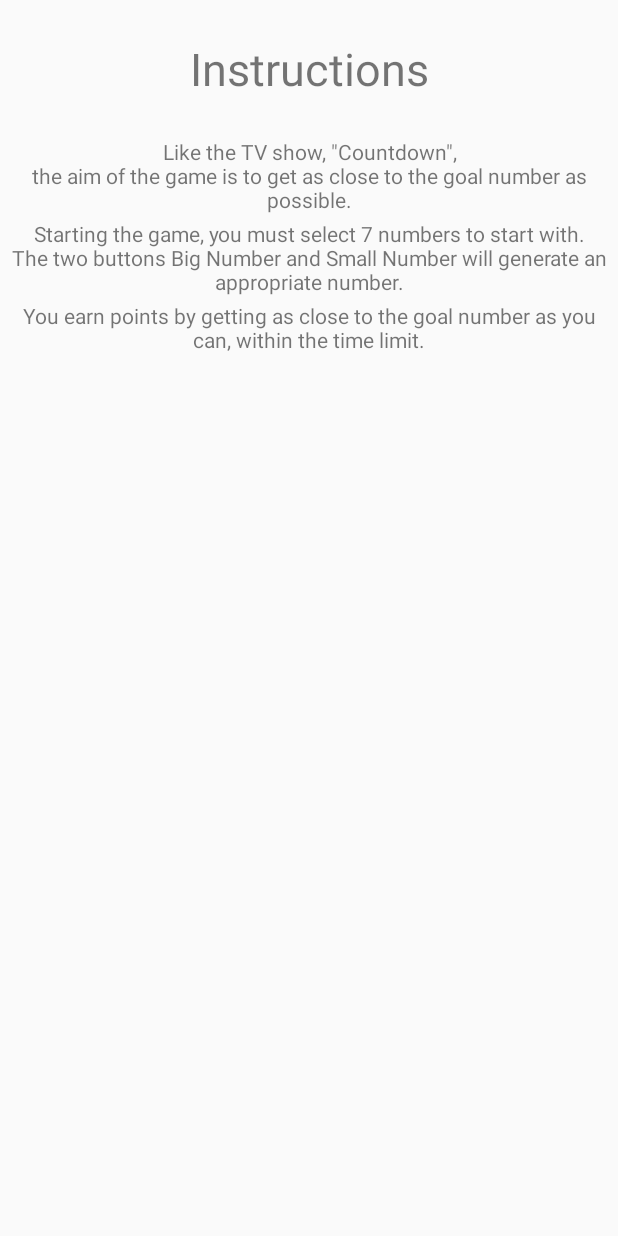
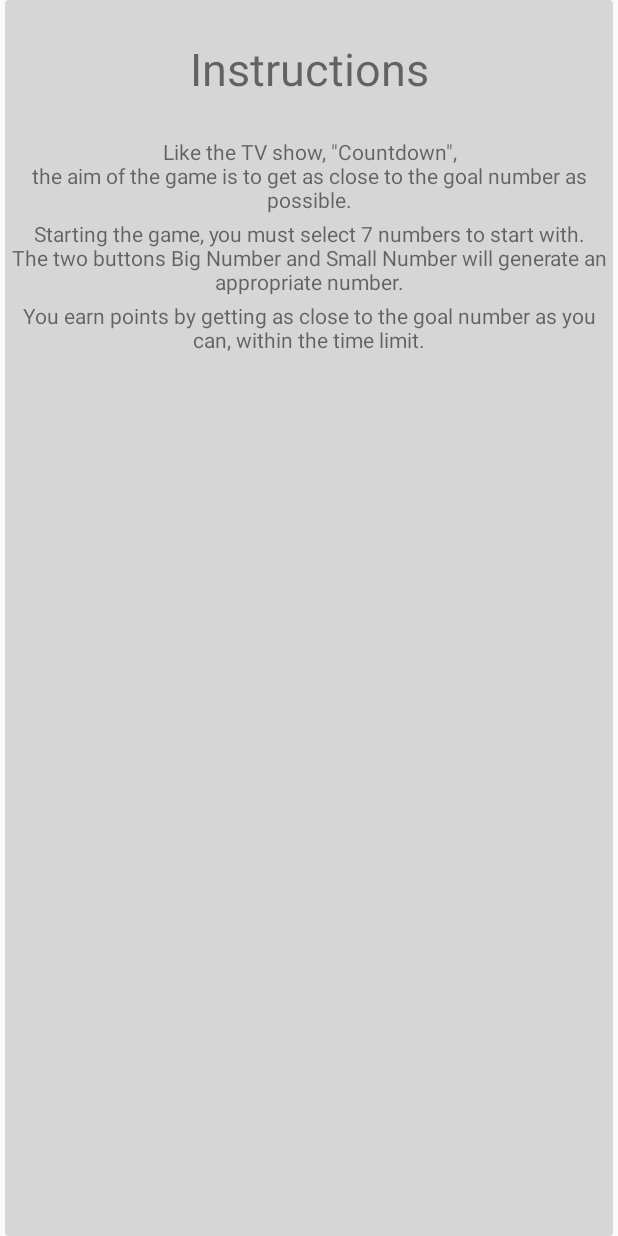
Before and after one commit to chris-breed/mc-a2, an Android app: the layout instructions.xml on its own in the app's theme, with its tools: preview values and no code run, on a phone screen of 412 x 824 dp. Run offline under Robolectric (Android 15) with nearby library versions, the phone set to English and light mode, and no system bars.

Commit message:
instructions background -easier to see

```diff
--- /dev/null
+++ b/app/src/main/res/drawable/instructions_background.xml
@@ -0,0 +1,21 @@
+<?xml version="1.0" encoding="utf-8"?>
+<shape xmlns:android="http://schemas.android.com/apk/res/android"
+    android:shape="rectangle" >
+
+    <!-- View background color -->
+    <solid
+        android:color="@color/tw__composer_white" >
+    </solid>
+
+    <!-- View border color and width -->
+    <stroke
+        android:width="1dp"
+        android:color="@color/tw__composer_black" >
+    </stroke>
+
+    <!-- The radius makes the corners rounded -->
+    <corners
+        android:radius="2dp"   >
+    </corners>
+
+</shape>
--- a/app/src/main/res/layout/instructions.xml
+++ b/app/src/main/res/layout/instructions.xml
@@ -4,7 +4,9 @@
     android:layout_height="match_parent"
     android:layout_marginLeft="3dp"
     android:layout_marginRight="3dp"
-    android:orientation="vertical">
+    android:orientation="vertical"
+    android:background="@drawable/instructions_background">
+
 
     <TextView
         android:layout_width="match_parent"
```
